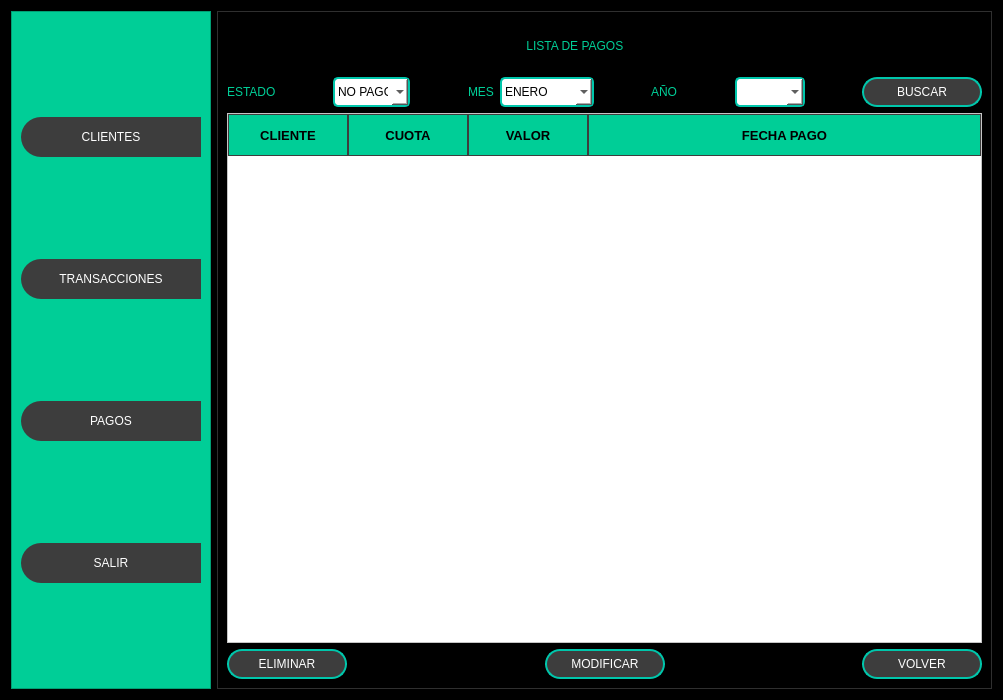
Above: Front/Proyecto_Inmobiliaria.ui from MartinFernandezSantia/AplicacionPyThonPyQT6 before the change. Below: the same form after it.
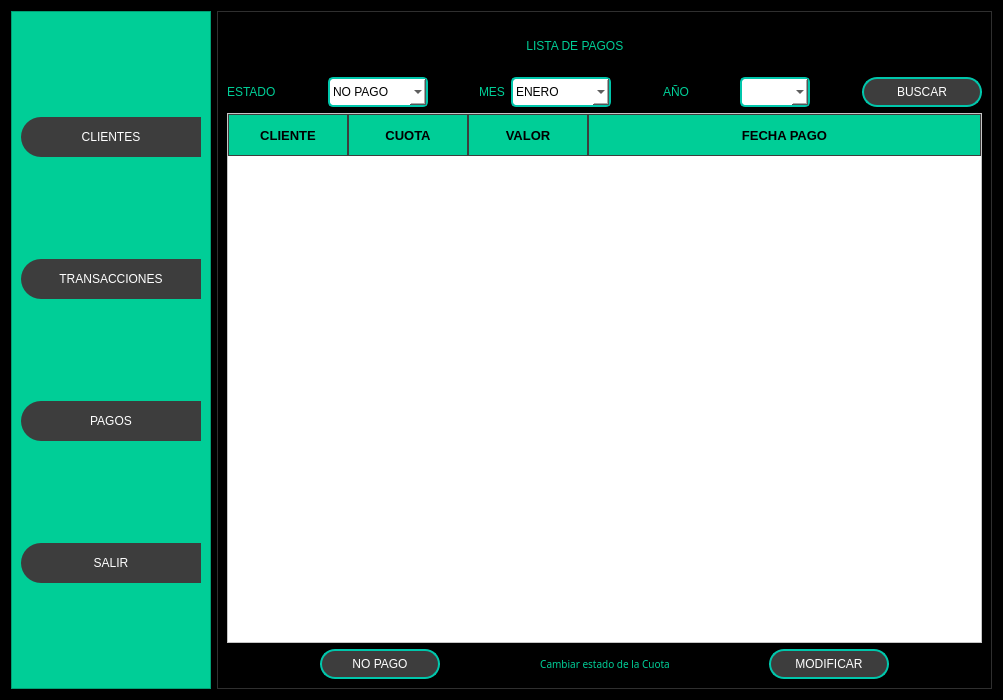
That is the form after the change. The open tabs and pages were chosen to show the change. Icons and pictures are not drawn.

Commit message: Se cambio interfaz y botones

```diff
--- a/Front/Proyecto_Inmobiliaria.ui
+++ b/Front/Proyecto_Inmobiliaria.ui
@@ -2046,7 +2046,7 @@
                     <widget class="QComboBox" name="comboBox_estado_lista_pagos">
                      <property name="minimumSize">
                       <size>
-                       <width>70</width>
+                       <width>100</width>
                        <height>30</height>
                       </size>
                      </property>
@@ -2086,7 +2086,7 @@
                     <widget class="QComboBox" name="comboBox_mes_lista_pagos">
                      <property name="minimumSize">
                       <size>
-                       <width>70</width>
+                       <width>100</width>
                        <height>30</height>
                       </size>
                      </property>
@@ -2293,29 +2293,6 @@
                  </item>
                  <item>
                   <layout class="QHBoxLayout" name="horizontalLayout_7">
-                   <item>
-                    <widget class="QPushButton" name="pushButton_34">
-                     <property name="minimumSize">
-                      <size>
-                       <width>120</width>
-                       <height>30</height>
-                      </size>
-                     </property>
-                     <property name="sizeIncrement">
-                      <size>
-                       <width>0</width>
-                       <height>0</height>
-                      </size>
-                     </property>
-                     <property name="text">
-                      <string>ELIMINAR</string>
-                     </property>
-                     <property name="icon">
-                      <iconset>
-                       <normaloff>img/trash.svg</normaloff>img/trash.svg</iconset>
-                     </property>
-                    </widget>
-                   </item>
                    <item>
                     <spacer name="horizontalSpacer_32">
                      <property name="orientation">
@@ -2329,6 +2306,82 @@
                      </property>
                     </spacer>
                    </item>
+                   <item>
+                    <widget class="QPushButton" name="pushButton_35">
+                     <property name="minimumSize">
+                      <size>
+                       <width>120</width>
+                       <height>30</height>
+                      </size>
+                     </property>
+                     <property name="sizeIncrement">
+                      <size>
+                       <width>0</width>
+                       <height>0</height>
+                      </size>
+                     </property>
+                     <property name="text">
+                      <string>NO PAGO</string>
+                     </property>
+                     <property name="icon">
+                      <iconset>
+                       <normaloff>img/corner-down-left.svg</normaloff>img/corner-down-left.svg</iconset>
+                     </property>
+                    </widget>
+                   </item>
+                   <item>
+                    <spacer name="horizontalSpacer_34">
+                     <property name="orientation">
+                      <enum>Qt::Orientation::Horizontal</enum>
+                     </property>
+                     <property name="sizeHint" stdset="0">
+                      <size>
+                       <width>40</width>
+                       <height>20</height>
+                      </size>
+                     </property>
+                    </spacer>
+                   </item>
+                   <item>
+                    <widget class="QLabel" name="label_281">
+                     <property name="font">
+                      <font>
+                       <family>Arial Black</family>
+                       <pointsize>-1</pointsize>
+                       <italic>false</italic>
+                       <underline>false</underline>
+                       <fontweight></fontweight>
+                      </font>
+                     </property>
+                     <property name="styleSheet">
+                      <string notr="true">QLabel {
+    font-size: 10px;
+  
+
+}
+</string>
+                     </property>
+                     <property name="text">
+                      <string>Cambiar estado de la Cuota</string>
+                     </property>
+                     <property name="alignment">
+                      <set>Qt::AlignmentFlag::AlignCenter</set>
+                     </property>
+                    </widget>
+                   </item>
+                   <item>
+                    <spacer name="horizontalSpacer_51">
+                     <property name="orientation">
+                      <enum>Qt::Orientation::Horizontal</enum>
+                     </property>
+                     <property name="sizeHint" stdset="0">
+                      <size>
+                       <width>40</width>
+                       <height>20</height>
+                      </size>
+                     </property>
+                    </spacer>
+                   </item>
                    <item>
                     <widget class="QPushButton" name="bt_modificar_pago">
                      <property name="minimumSize">
@@ -2365,29 +2418,6 @@
                      </property>
                     </spacer>
                    </item>
-                   <item>
-                    <widget class="QPushButton" name="pushButton_35">
-                     <property name="minimumSize">
-                      <size>
-                       <width>120</width>
-                       <height>30</height>
-                      </size>
-                     </property>
-                     <property name="sizeIncrement">
-                      <size>
-                       <width>0</width>
-                       <height>0</height>
-                      </size>
-                     </property>
-                     <property name="text">
-                      <string>VOLVER</string>
-                     </property>
-                     <property name="icon">
-                      <iconset>
-                       <normaloff>img/corner-down-left.svg</normaloff>img/corner-down-left.svg</iconset>
-                     </property>
-                    </widget>
-                   </item>
                   </layout>
                  </item>
                 </layout>
```
Left out of the diff: 2 changed lines with no effect on the pictures. The commit also changes 1 other file.
